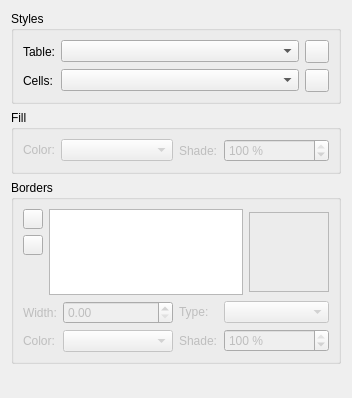
First picture: the form in scribus/ui/propertiespalette_tablebase.ui, repository scribusproject/scribus, before the edit.
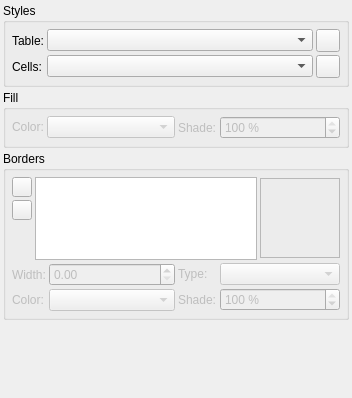
Second picture: the form after the edit. Custom widgets are drawn as their Qt base class.

Commit message: #16493: Unify margins and spacing for properties palette, set 2 <bubu>

```diff
--- a/scribus/ui/propertiespalette_tablebase.ui
+++ b/scribus/ui/propertiespalette_tablebase.ui
@@ -14,12 +14,42 @@
    <string notr="true">Form</string>
   </property>
   <layout class="QVBoxLayout" name="verticalLayout_2">
+   <property name="spacing">
+    <number>3</number>
+   </property>
+   <property name="leftMargin">
+    <number>3</number>
+   </property>
+   <property name="topMargin">
+    <number>3</number>
+   </property>
+   <property name="rightMargin">
+    <number>3</number>
+   </property>
+   <property name="bottomMargin">
+    <number>3</number>
+   </property>
    <item>
     <widget class="QGroupBox" name="groupBox">
      <property name="title">
       <string>Styles</string>
      </property>
      <layout class="QGridLayout" name="gridLayout">
+      <property name="leftMargin">
+       <number>6</number>
+      </property>
+      <property name="topMargin">
+       <number>6</number>
+      </property>
+      <property name="rightMargin">
+       <number>6</number>
+      </property>
+      <property name="bottomMargin">
+       <number>6</number>
+      </property>
+      <property name="spacing">
+       <number>3</number>
+      </property>
       <item row="0" column="0">
        <widget class="QLabel" name="labelTable">
         <property name="text">
@@ -101,10 +131,34 @@
       <string>Fill</string>
      </property>
      <layout class="QVBoxLayout" name="verticalLayout_3">
+      <property name="spacing">
+       <number>3</number>
+      </property>
+      <property name="leftMargin">
+       <number>6</number>
+      </property>
+      <property name="topMargin">
+       <number>6</number>
+      </property>
+      <property name="rightMargin">
+       <number>6</number>
+      </property>
+      <property name="bottomMargin">
+       <number>6</number>
+      </property>
       <item>
        <layout class="QHBoxLayout" name="fillLayout1" stretch="0,0">
+        <property name="spacing">
+         <number>3</number>
+        </property>
         <item>
          <layout class="QFormLayout" name="fillLayout1_1">
+          <property name="horizontalSpacing">
+           <number>3</number>
+          </property>
+          <property name="verticalSpacing">
+           <number>3</number>
+          </property>
           <item row="0" column="0">
            <widget class="QLabel" name="fillColorLabel">
             <property name="enabled">
@@ -138,6 +192,12 @@
         </item>
         <item>
          <layout class="QFormLayout" name="fillLayout1_2">
+          <property name="horizontalSpacing">
+           <number>3</number>
+          </property>
+          <property name="verticalSpacing">
+           <number>3</number>
+          </property>
           <item row="0" column="0">
            <widget class="QLabel" name="fillShadeLabel">
             <property name="enabled">
@@ -192,10 +252,31 @@
       <string>Borders</string>
      </property>
      <layout class="QVBoxLayout" name="verticalLayout">
+      <property name="spacing">
+       <number>3</number>
+      </property>
+      <property name="leftMargin">
+       <number>6</number>
+      </property>
+      <property name="topMargin">
+       <number>6</number>
+      </property>
+      <property name="rightMargin">
+       <number>6</number>
+      </property>
+      <property name="bottomMargin">
+       <number>6</number>
+      </property>
       <item>
        <layout class="QHBoxLayout" name="bordesLayout1">
+        <property name="spacing">
+         <number>3</number>
+        </property>
         <item>
          <layout class="QVBoxLayout" name="bordersLayout1_1">
+          <property name="spacing">
+           <number>3</number>
+          </property>
           <item alignment="Qt::AlignTop">
            <widget class="QPushButton" name="addBorderLineButton">
             <property name="enabled">
@@ -315,11 +396,20 @@
       </item>
       <item>
        <layout class="QHBoxLayout" name="bordersLayout2" stretch="0,0">
+        <property name="spacing">
+         <number>3</number>
+        </property>
         <item>
          <layout class="QFormLayout" name="bordersLayout2_1">
           <property name="fieldGrowthPolicy">
            <enum>QFormLayout::ExpandingFieldsGrow</enum>
           </property>
+          <property name="horizontalSpacing">
+           <number>3</number>
+          </property>
+          <property name="verticalSpacing">
+           <number>3</number>
+          </property>
           <item row="0" column="0">
            <widget class="QLabel" name="borderLineWidthLabel">
             <property name="enabled">
@@ -388,6 +478,12 @@
         </item>
         <item>
          <layout class="QFormLayout" name="bordersLayout2_2">
+          <property name="horizontalSpacing">
+           <number>3</number>
+          </property>
+          <property name="verticalSpacing">
+           <number>3</number>
+          </property>
           <item row="0" column="0">
            <widget class="QLabel" name="borderLineStyleLabel">
             <property name="enabled">
@@ -479,7 +575,7 @@
      <property name="sizeHint" stdset="0">
       <size>
        <width>20</width>
-       <height>40</height>
+       <height>0</height>
       </size>
      </property>
     </spacer>
```
The commit also changes 2 other files.
